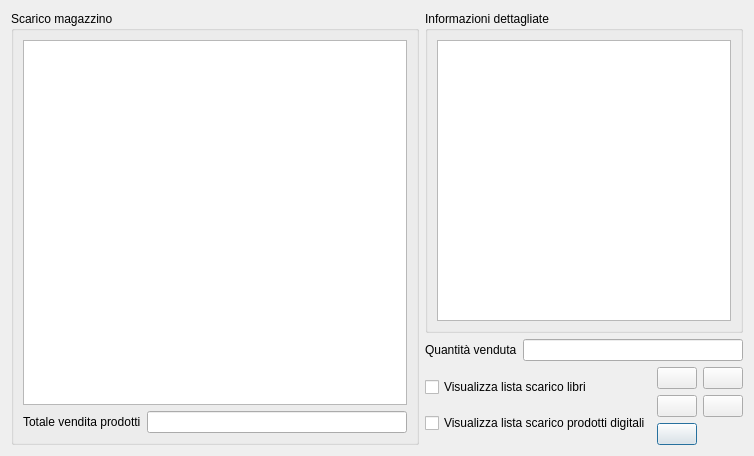
kratos83/LyLibrary, file lylibrary/ui/scarico_mag.ui: the form before one commit.
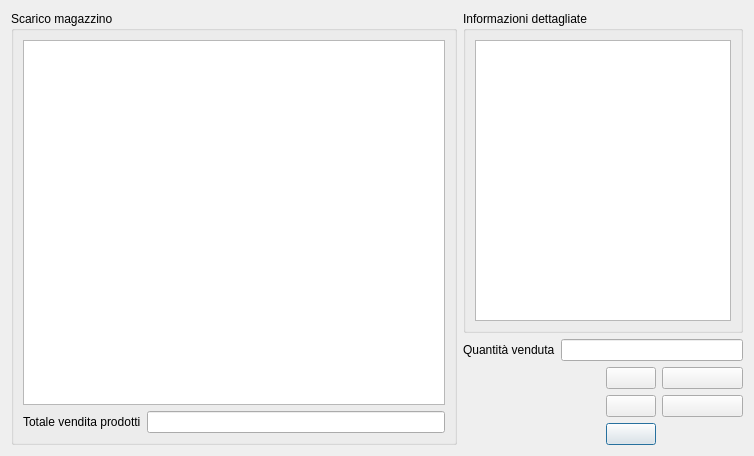
The form after the commit. Icons and pictures are not drawn.

```diff
--- a/lylibrary/ui/scarico_mag.ui
+++ b/lylibrary/ui/scarico_mag.ui
@@ -74,24 +74,6 @@
      </item>
     </layout>
    </item>
-   <item row="2" column="1">
-    <layout class="QGridLayout" name="gridLayout">
-     <item row="1" column="0">
-      <widget class="QCheckBox" name="car_pr">
-       <property name="text">
-        <string>Visualizza lista scarico prodotti digitali</string>
-       </property>
-      </widget>
-     </item>
-     <item row="0" column="0">
-      <widget class="QCheckBox" name="car_lb">
-       <property name="text">
-        <string>Visualizza lista scarico libri</string>
-       </property>
-      </widget>
-     </item>
-    </layout>
-   </item>
    <item row="2" column="2">
     <layout class="QGridLayout" name="gridLayout_2">
      <item row="2" column="0">
```
Left out of the diff: 2 changed lines with no effect on the pictures.
